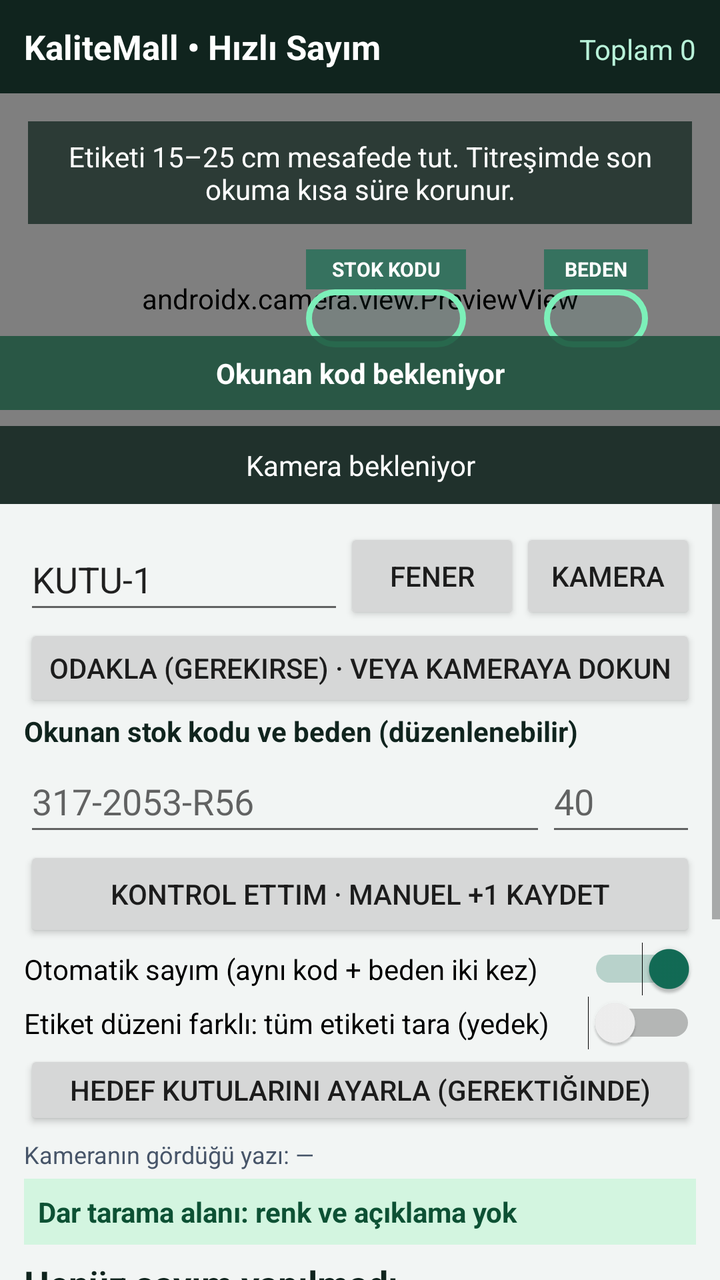
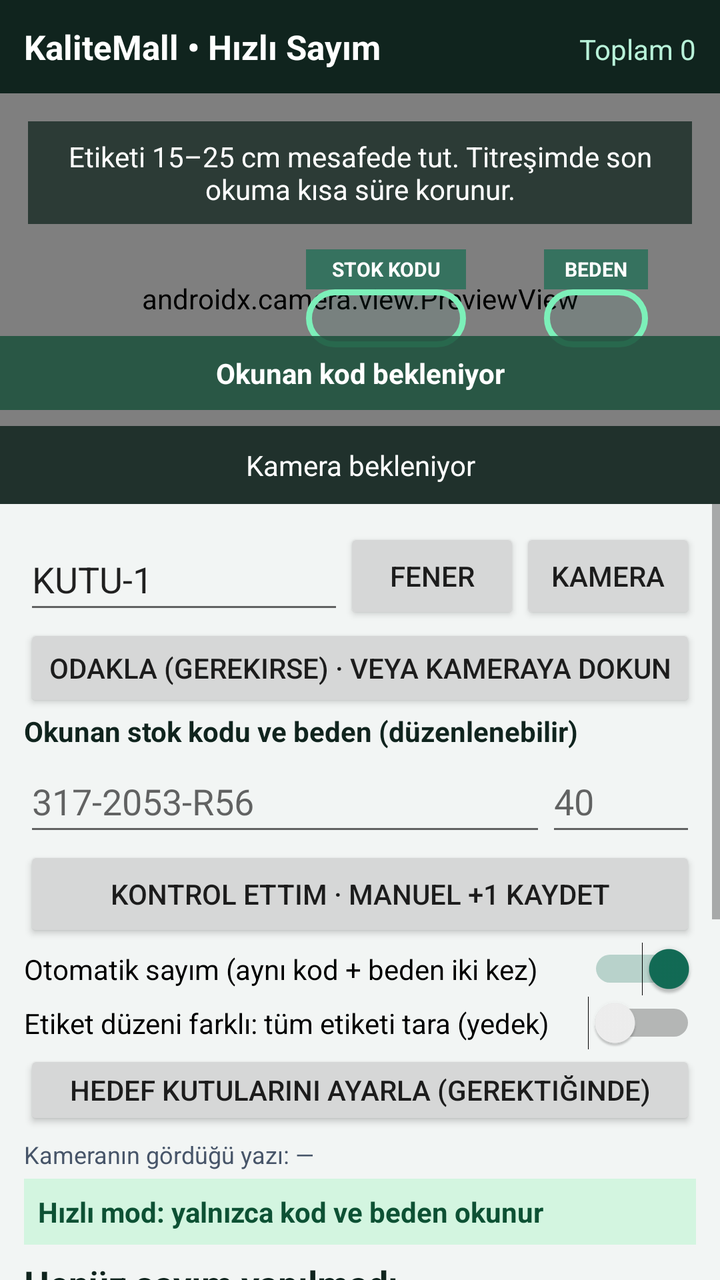

Two renders of the same Android screen: before a commit and after it. Below are the layout's source before the change and the commit's diff.
<!-- AndroidManifest.xml: application theme AppTheme -->
<!-- res/layout/activity_main.xml -->
<?xml version="1.0" encoding="utf-8"?>
<LinearLayout xmlns:android="http://schemas.android.com/apk/res/android"
    xmlns:app="http://schemas.android.com/apk/res-auto"
    android:layout_width="match_parent" android:layout_height="match_parent"
    android:orientation="vertical" android:background="#F2F5F4">
    <LinearLayout android:layout_width="match_parent" android:layout_height="wrap_content"
        android:background="#10241E" android:orientation="horizontal" android:padding="12dp">
        <TextView android:layout_width="0dp" android:layout_weight="1"
            android:layout_height="wrap_content" android:text="KaliteMall • Hızlı Sayım"
            android:textStyle="bold" android:textSize="17sp" android:textColor="#FFFFFF" />
        <TextView android:id="@+id/totalText" android:layout_width="wrap_content"
            android:layout_height="wrap_content" android:text="Toplam 0" android:textColor="#B8F2D9" />
    </LinearLayout>
    <FrameLayout android:layout_width="match_parent" android:layout_height="0dp"
        android:layout_weight="1" android:background="#121A18">
        <androidx.camera.view.PreviewView android:id="@+id/cameraPreview"
            android:layout_width="match_parent" android:layout_height="match_parent"
            app:implementationMode="compatible" />
        
        <LinearLayout android:id="@+id/dualZonesOverlay"
            android:layout_width="wrap_content" android:layout_height="49dp"
            android:layout_gravity="center_vertical|end"
            android:layout_marginEnd="36dp"
            android:orientation="vertical">
            <LinearLayout android:layout_width="wrap_content" android:layout_height="20dp"
                android:orientation="horizontal" android:gravity="center_vertical">
                <TextView android:id="@+id/codeTitle"
                    android:layout_width="80dp" android:layout_height="20dp"
                    android:text="STOK KODU" android:gravity="center"
                    android:textSize="10sp" android:textStyle="bold"
                    android:textColor="#FFFFFF" android:background="#B2186D52" />
                <Space android:id="@+id/headerGap" android:layout_width="39dp"
                    android:layout_height="20dp" />
                <TextView android:layout_width="52dp" android:layout_height="20dp"
                    android:text="BEDEN" android:gravity="center"
                    android:textSize="10sp" android:textStyle="bold"
                    android:textColor="#FFFFFF" android:background="#B2186D52" />
            </LinearLayout>
            <LinearLayout android:layout_width="wrap_content" android:layout_height="29dp"
                android:orientation="horizontal" android:gravity="center_vertical">
                <FrameLayout android:id="@+id/codeTarget"
                    android:layout_width="80dp" android:layout_height="29dp"
                    android:background="@drawable/scan_frame" />
                <Space android:id="@+id/guideGap" android:layout_width="39dp"
                    android:layout_height="29dp" />
                <FrameLayout android:id="@+id/sizeTarget"
                    android:layout_width="52dp" android:layout_height="29dp"
                    android:background="@drawable/scan_frame" />
            </LinearLayout>
        </LinearLayout>
        <View android:id="@+id/fullFrameGuide"
            android:layout_width="match_parent" android:layout_height="155dp"
            android:layout_gravity="center" android:layout_marginHorizontal="24dp"
            android:background="@drawable/scan_frame" android:visibility="gone" />
        <TextView android:layout_width="match_parent" android:layout_height="wrap_content"
            android:layout_gravity="top" android:layout_margin="14dp"
            android:gravity="center" android:padding="8dp"
            android:background="#BF10241E" android:textColor="#FFFFFF"
            android:text="Etiketi 15–25 cm mesafede tut. Titreşimde son okuma kısa süre korunur." />
        <TextView android:id="@+id/readStatusText" android:layout_width="match_parent"
            android:layout_height="wrap_content" android:layout_gravity="bottom"
            android:layout_marginBottom="47dp" android:background="#D91B503B"
            android:textColor="#FFFFFF" android:textStyle="bold"
            android:padding="9dp" android:gravity="center" android:text="Okunan kod bekleniyor" />
        <TextView android:id="@+id/cameraStatus" android:layout_width="match_parent"
            android:layout_height="wrap_content" android:layout_gravity="bottom"
            android:background="#D910241E" android:textColor="#FFFFFF"
            android:padding="10dp" android:gravity="center" android:text="Kamera bekleniyor" />
    </FrameLayout>
    <ScrollView android:layout_width="match_parent" android:layout_height="388dp"
        android:fillViewport="false">
        <LinearLayout android:layout_width="match_parent" android:layout_height="wrap_content"
            android:orientation="vertical" android:padding="12dp">
            <LinearLayout android:layout_width="match_parent" android:layout_height="wrap_content"
                android:orientation="horizontal" android:gravity="center_vertical">
                <EditText android:id="@+id/boxInput" android:layout_width="0dp" android:layout_weight="1"
                    android:layout_height="48dp" android:singleLine="true" android:hint="Kutu/Raf (zorunlu)"
                    android:inputType="textCapCharacters" android:text="KUTU-1" />
                <Button android:id="@+id/torchButton" android:layout_width="wrap_content"
                    android:layout_height="wrap_content" android:text="Fener" />
                <Button android:id="@+id/cameraButton" android:layout_width="wrap_content"
                    android:layout_height="wrap_content" android:text="Kamera" />
            </LinearLayout>
            <Button android:id="@+id/focusButton" android:layout_width="match_parent"
                android:layout_height="44dp" android:text="ODAKLA (gerekirse) · veya kameraya dokun" />
            <TextView android:layout_width="match_parent" android:layout_height="wrap_content"
                android:text="Okunan stok kodu ve beden (düzenlenebilir)"
                android:textStyle="bold" android:textColor="#10241E" />
            <LinearLayout android:layout_width="match_parent" android:layout_height="wrap_content"
                android:orientation="horizontal">
                <EditText android:id="@+id/detectedSkuInput" android:layout_width="0dp"
                    android:layout_weight="1" android:layout_height="48dp"
                    android:singleLine="true" android:inputType="textCapCharacters"
                    android:hint="317-2053-R56" />
                <EditText android:id="@+id/detectedSizeInput" android:layout_width="75dp"
                    android:layout_height="48dp" android:singleLine="true"
                    android:inputType="textCapCharacters" android:hint="40" />
            </LinearLayout>
            <Button android:id="@+id/manualAddButton" android:layout_width="match_parent"
                android:layout_height="48dp" android:text="Kontrol ettim · Manuel +1 kaydet" />
            <Switch android:id="@+id/autoSwitch" android:layout_width="match_parent"
                android:layout_height="wrap_content" android:checked="true"
                android:text="Otomatik sayım (aynı kod + beden iki kez)" />
            <Switch android:id="@+id/fullFrameSwitch"
                android:layout_width="match_parent" android:layout_height="wrap_content"
                android:text="Etiket düzeni farklı: tüm etiketi tara (yedek)"
                android:checked="false" />
            <Button android:id="@+id/roiAdjustButton"
                android:layout_width="match_parent" android:layout_height="40dp"
                android:text="Hedef kutularını ayarla (gerektiğinde)" />
            <LinearLayout android:id="@+id/roiAdjustGroup" android:layout_width="match_parent"
                android:layout_height="wrap_content" android:orientation="vertical"
                android:visibility="gone">
                <TextView android:id="@+id/codeWidthText"
                    android:layout_width="match_parent" android:layout_height="wrap_content"
                    android:text="Stok kodu kutusu: 80 dp" android:textColor="#164936" />
                <SeekBar android:id="@+id/codeWidthSeek"
                    android:layout_width="match_parent" android:layout_height="wrap_content"
                    android:max="110" android:progress="20" />
                <TextView android:id="@+id/gapWidthText"
                    android:layout_width="match_parent" android:layout_height="wrap_content"
                    android:text="Kutular arası: 39 dp" android:textColor="#164936" />
                <SeekBar android:id="@+id/gapWidthSeek"
                    android:layout_width="match_parent" android:layout_height="wrap_content"
                    android:max="70" android:progress="23" />
                <TextView android:layout_width="match_parent" android:layout_height="wrap_content"
                    android:text="Renk alanı yeşil stok kodu kutusuna giriyorsa kod kutusunu daralt. Kod kesiliyorsa biraz genişlet."
                    android:textSize="12sp" android:textColor="#475569" />
            </LinearLayout>
            <TextView android:id="@+id/rawOcrText" android:layout_width="match_parent"
                android:layout_height="wrap_content" android:textColor="#475569"
                android:paddingVertical="4dp" android:maxLines="3"
                android:ellipsize="end" android:textSize="12sp"
                android:text="Kameranın gördüğü yazı: —" />
            <TextView android:layout_width="match_parent" android:layout_height="wrap_content"
                android:padding="7dp" android:background="#D3F5E0"
                android:textColor="#0D5134" android:textStyle="bold"
                android:text="Dar tarama alanı: renk ve açıklama yok" />
            <TextView android:id="@+id/lastScanText" android:layout_width="match_parent"
                android:layout_height="wrap_content" android:paddingVertical="7dp"
                android:textSize="18sp" android:textStyle="bold" android:textColor="#10241E"
                android:text="Henüz sayım yapılmadı" />
            <TextView android:id="@+id/syncStatus" android:layout_width="match_parent"
                android:layout_height="wrap_content" android:textColor="#3D6255"
                android:text="Google Sheets: bağlantı bekleniyor" />
            <LinearLayout android:layout_width="match_parent" android:layout_height="wrap_content"
                android:orientation="horizontal">
                <Button android:id="@+id/undoButton" android:layout_width="0dp"
                    android:layout_weight="1" android:layout_height="wrap_content" android:text="Son sayımı geri al" />
                <Button android:id="@+id/exportButton" android:layout_width="0dp"
                    android:layout_weight="1" android:layout_height="wrap_content" android:text="CSV yedeği" />
            </LinearLayout>
            <TextView android:layout_width="match_parent" android:layout_height="wrap_content"
                android:paddingTop="8dp" android:text="Sheets bağlantısı (bir kez)"
                android:textStyle="bold" android:textColor="#10241E" />
            <EditText android:id="@+id/scriptUrlInput" android:layout_width="match_parent"
                android:layout_height="wrap_content" android:singleLine="true"
                android:inputType="textUri" android:hint="Apps Script /exec URL" />
            <EditText android:id="@+id/secretInput" android:layout_width="match_parent"
                android:layout_height="wrap_content" android:singleLine="true"
                android:inputType="textPassword" android:hint="64 karakter gizli anahtar" />
            <LinearLayout android:layout_width="match_parent" android:layout_height="wrap_content"
                android:orientation="horizontal">
                <Button android:id="@+id/connectButton" android:layout_width="0dp"
                    android:layout_weight="1" android:layout_height="wrap_content" android:text="Bağlantıyı test et" />
                <Button android:id="@+id/syncNowButton" android:layout_width="0dp"
                    android:layout_weight="1" android:layout_height="wrap_content" android:text="Bekleyenleri gönder" />
            </LinearLayout>
            <TextView android:layout_width="match_parent" android:layout_height="wrap_content"
                android:textColor="#5B6C65" android:textSize="12sp"
                android:text="Sayısal güven eşiği yok: titreşim nedeniyle araya boş kare girse de 1,4 sn içinde iki aynı kod/beden okunursa sayılır. Hatalı okuma varsa otomatiği kapat, alanları düzelt ve Manuel +1 kullan. Aynı etiketi tekrar saymak için 0,6 sn boş zemin göster. Kayıt önce telefona, sonra Sheets'e yazılır." />
        </LinearLayout>
    </ScrollView>
</LinearLayout>
<!-- resources referenced by this layout -->
<resources>
  <!-- drawable scan_frame (drawable) -->
  <?xml version="1.0" encoding="utf-8"?>
  <shape xmlns:android="http://schemas.android.com/apk/res/android" android:shape="rectangle">
      <solid android:color="#1010A080" />
      <stroke android:width="3dp" android:color="#7CF0B9" />
      <corners android:radius="14dp" />
  </shape>
  <style name="AppTheme" parent="Theme.AppCompat.DayNight.NoActionBar">
          <item name="colorAccent">#126C56</item>
          <item name="android:statusBarColor">#10241E</item>
          <item name="android:navigationBarColor">#10241E</item>
          <item name="android:windowLightStatusBar">false</item>
      </style>
</resources>

<!-- the commit's change to res/layout/activity_main.xml (unified diff, before → after) -->
@@ -135,7 +135,7 @@
             <TextView android:layout_width="match_parent" android:layout_height="wrap_content"
                 android:padding="7dp" android:background="#D3F5E0"
                 android:textColor="#0D5134" android:textStyle="bold"
-                android:text="Dar tarama alanı: renk ve açıklama yok" />
+                android:text="Hızlı mod: yalnızca kod ve beden okunur" />
             <TextView android:id="@+id/lastScanText" android:layout_width="match_parent"
                 android:layout_height="wrap_content" android:paddingVertical="7dp"
                 android:textSize="18sp" android:textStyle="bold" android:textColor="#10241E"
